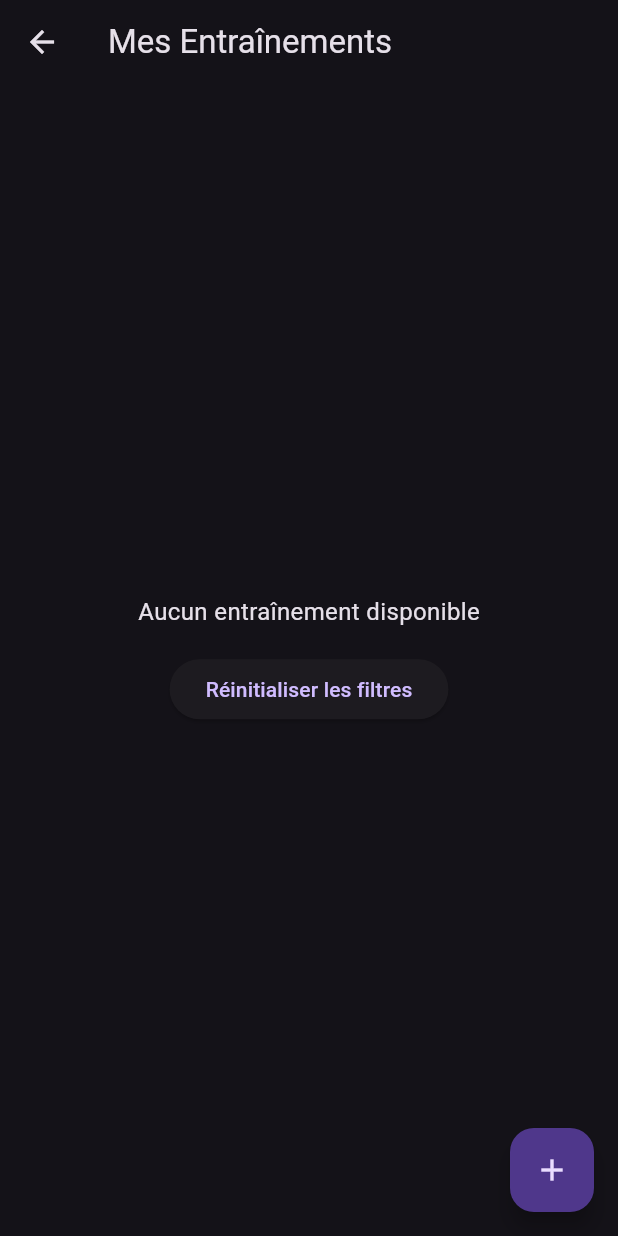
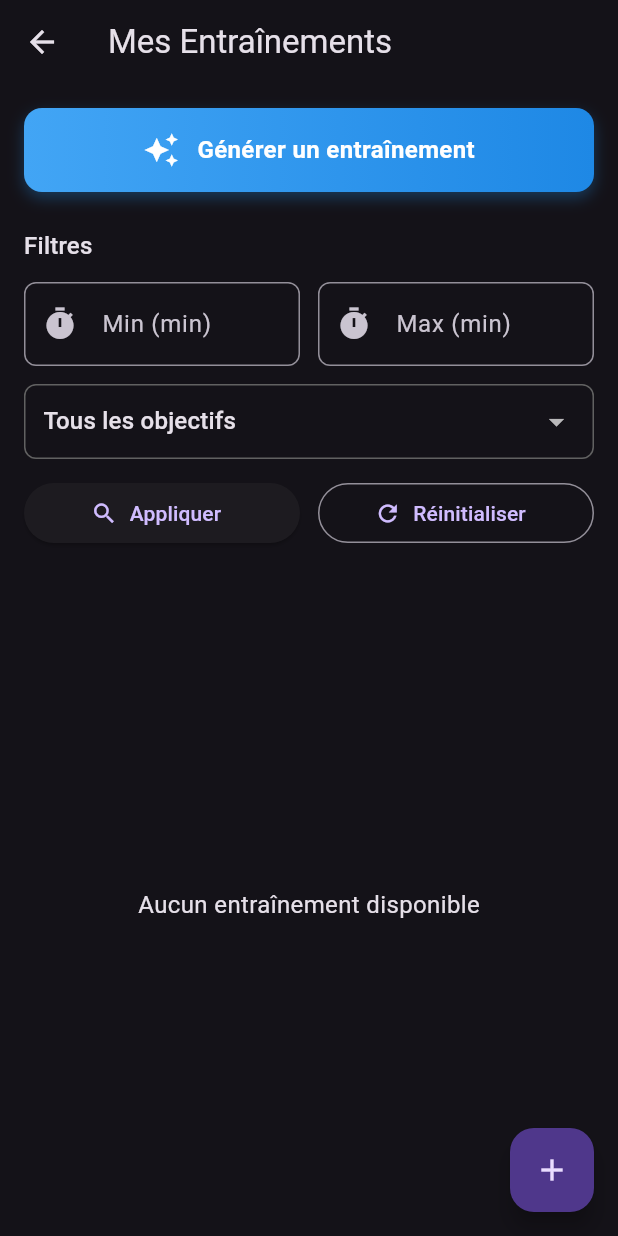
Before and after one commit to Lucas-Mochon/training-app, a Flutter app: the WorkoutPage screen opened directly, on a phone screen of 412 x 824 dp. Run offline on Flutter 3.47's test engine with Material 3 defaults, Android fonts, the phone set to English and light mode, and no system bars; our stand-ins replace flutter_secure_storage; accounts and stored records are empty; network calls fail.

Commit message:
add workout generation in frontend

```diff
--- a/frontend/lib/main.dart
+++ b/frontend/lib/main.dart
@@ -1,6 +1,7 @@
 import 'package:flutter/material.dart';
 import 'package:frontend/app.dart';
 import 'package:frontend/store/auth_store.dart';
+import 'package:frontend/store/muscle_group_store.dart';
 import 'package:frontend/store/page/exercise/exercise_store.dart';
 import 'package:frontend/store/page/training/training_store.dart';
 import 'package:frontend/store/page/user/profil_store.dart';
@@ -34,6 +35,10 @@ void main() {
               Trainingstore(authStore: context.read<AuthStore>()),
         ),
         ChangeNotifierProvider(create: (context) => TextEditingController()),
+        ChangeNotifierProvider(
+          create: (context) =>
+              MuscleGroupStore(authStore: context.read<AuthStore>()),
+        ),
       ],
       child: const MyApp(),
     ),
--- /dev/null
+++ b/frontend/lib/services/workout_builder_service.dart
@@ -0,0 +1,24 @@
+import 'package:frontend/services/base_service.dart';
+import 'package:frontend/store/auth_store.dart';
+
+class WorkoutBuilderService extends BaseService {
+  WorkoutBuilderService({required AuthStore authStore})
+    : super(
+        baseUrl: 'http://localhost:3000/api/workout-builder',
+        authStore: authStore,
+      );
+
+  Future<Map<String, dynamic>> generateWorkout(
+    String userId,
+    int duration,
+    String description,
+    String muscleGroup,
+  ) async {
+    return await post('/generate-workout', {
+      'user_id': userId,
+      'duration': duration,
+      'description': description,
+      'muscle_group': muscleGroup,
+    });
+  }
+}
--- a/frontend/lib/views/workout/index.dart
+++ b/frontend/lib/views/workout/index.dart
@@ -2,6 +2,7 @@ import 'package:flutter/material.dart';
 import 'package:frontend/constants/enum/workout_goal_enum.dart';
 import 'package:frontend/store/page/user/profil_store.dart';
 import 'package:frontend/store/page/workout/workout_store.dart';
+import 'package:frontend/views/generate-workout/index.dart';
 import 'package:frontend/views/workout/create.dart';
 import 'package:frontend/views/workout/detail.dart';
 import 'package:provider/provider.dart';
@@ -27,7 +28,6 @@ class _WorkoutPageState extends State<WorkoutPage> {
     WidgetsBinding.instance.addPostFrameCallback((_) {
       final profileStore = context.read<ProfileStore>();
       final userId = profileStore.user?['id'] as String?;
-
       if (userId != null) {
         _applyFilters();
       }
@@ -44,8 +44,8 @@ class _WorkoutPageState extends State<WorkoutPage> {
   void _applyFilters() {
     final profileStore = context.read<ProfileStore>();
     final userId = profileStore.user?['id'] as String?;
+    if (userId == null) return;
 
-    if (userId != null) {
     final minDuration = _minDurationController.text.isEmpty
         ? null
         : int.tryParse(_minDurationController.text);
@@ -60,7 +60,6 @@ class _WorkoutPageState extends State<WorkoutPage> {
       _selectedGoal,
     );
   }
-  }
 
   void _resetFilters() {
     setState(() {
@@ -71,15 +70,70 @@ class _WorkoutPageState extends State<WorkoutPage> {
     _applyFilters();
   }
 
+  Future<void> _navigateToGenerate() async {
+    final result = await Navigator.push(
+      context,
+      MaterialPageRoute(builder: (_) => const GenerateWorkoutPage()),
+    );
+
+    if (result == true && mounted) {
+      _applyFilters();
+    }
+  }
+
   Widget _buildFloatingActionButton() {
     return FloatingActionButton(
       onPressed: () {
         Navigator.push(
           context,
-          MaterialPageRoute(builder: (context) => const WorkoutCreatePage()),
+          MaterialPageRoute(builder: (_) => const WorkoutCreatePage()),
         );
       },
       child: const Icon(Icons.add),
+    );
+  }
+
+  Widget _buildGenerateButton() {
+    return Container(
+      width: double.infinity,
+      decoration: BoxDecoration(
+        gradient: LinearGradient(
+          colors: [Colors.blue.shade400, Colors.blue.shade600],
+        ),
+        borderRadius: BorderRadius.circular(12),
+        boxShadow: [
+          BoxShadow(
+            color: Colors.blue.withOpacity(0.3),
+            blurRadius: 8,
+            offset: const Offset(0, 4),
+          ),
+        ],
+      ),
+      child: Material(
+        color: Colors.transparent,
+        child: InkWell(
+          onTap: _navigateToGenerate,
+          borderRadius: BorderRadius.circular(12),
+          child: Padding(
+            padding: const EdgeInsets.symmetric(vertical: 16),
+            child: Row(
+              mainAxisAlignment: MainAxisAlignment.center,
+              children: const [
+                Icon(Icons.auto_awesome, color: Colors.white),
+                SizedBox(width: 12),
+                Text(
+                  'Générer un entraînement',
+                  style: TextStyle(
+                    color: Colors.white,
+                    fontWeight: FontWeight.w600,
+                    fontSize: 16,
+                  ),
+                ),
+              ],
+            ),
+          ),
+        ),
+      ),
     );
   }
 
@@ -87,83 +141,21 @@ class _WorkoutPageState extends State<WorkoutPage> {
   Widget build(BuildContext context) {
     return Consumer2<ProfileStore, WorkoutStore>(
       builder: (context, profileStore, workoutStore, _) {
-        final userId = profileStore.user?['id'] as String?;
-
-        if (workoutStore.workouts == null &&
-            !workoutStore.isLoading &&
-            workoutStore.error == null &&
-            userId != null) {
-          _applyFilters();
-        }
-
-        if (workoutStore.isLoading) {
-          return const Scaffold(
-            body: Center(child: CircularProgressIndicator()),
-          );
-        }
-
-        if (workoutStore.error != null) {
-          return Scaffold(
-            body: Center(
-              child: Column(
-                mainAxisAlignment: MainAxisAlignment.center,
-                children: [
-                  const Icon(Icons.error_outline, size: 48, color: Colors.red),
-                  const SizedBox(height: 16),
-                  Text(
-                    'Erreur : ${workoutStore.error}',
-                    style: const TextStyle(fontSize: 16),
-                    textAlign: TextAlign.center,
-                  ),
-                  const SizedBox(height: 16),
-                  ElevatedButton(
-                    onPressed: () => userId != null ? _applyFilters() : null,
-                    child: const Text('Réessayer'),
-                  ),
-                ],
-              ),
-            ),
-          );
-        }
-
         final workouts = workoutStore.workouts ?? [];
-
-        if (workouts.isEmpty) {
-          return Scaffold(
-            appBar: AppBar(
-              title: const Text('Mes Entraînements'),
-              elevation: 0,
-            ),
-            body: Center(
-              child: Column(
-                mainAxisAlignment: MainAxisAlignment.center,
-                children: [
-                  const Text(
-                    'Aucun entraînement disponible',
-                    style: TextStyle(fontSize: 16),
-                  ),
-                  const SizedBox(height: 16),
-                  ElevatedButton(
-                    onPressed: _resetFilters,
-                    child: const Text('Réinitialiser les filtres'),
-                  ),
-                ],
-              ),
-            ),
-            floatingActionButton: _buildFloatingActionButton(),
-          );
-        }
 
         return Scaffold(
           appBar: AppBar(title: const Text('Mes Entraînements'), elevation: 0),
-          body: SafeArea(
-            child: Column(
+          floatingActionButton: _buildFloatingActionButton(),
+          floatingActionButtonLocation: FloatingActionButtonLocation.endFloat,
+          body: Column(
             children: [
               Padding(
                 padding: const EdgeInsets.all(16),
                 child: Column(
                   crossAxisAlignment: CrossAxisAlignment.start,
                   children: [
+                    _buildGenerateButton(),
+                    const SizedBox(height: 24),
                     Text(
                       'Filtres',
                       style: Theme.of(context).textTheme.titleMedium,
@@ -177,10 +169,10 @@ class _WorkoutPageState extends State<WorkoutPage> {
                             keyboardType: TextInputType.number,
                             decoration: InputDecoration(
                               hintText: 'Min (min)',
+                              prefixIcon: const Icon(Icons.timer),
                               border: OutlineInputBorder(
                                 borderRadius: BorderRadius.circular(8),
                               ),
-                                prefixIcon: const Icon(Icons.timer),
                             ),
                           ),
                         ),
@@ -191,10 +183,10 @@ class _WorkoutPageState extends State<WorkoutPage> {
                             keyboardType: TextInputType.number,
                             decoration: InputDecoration(
                               hintText: 'Max (min)',
+                              prefixIcon: const Icon(Icons.timer),
                               border: OutlineInputBorder(
                                 borderRadius: BorderRadius.circular(8),
                               ),
-                                prefixIcon: const Icon(Icons.timer),
                             ),
                           ),
                         ),
@@ -217,16 +209,15 @@ class _WorkoutPageState extends State<WorkoutPage> {
                             value: null,
                             child: Text('Tous les objectifs'),
                           ),
-                            ...Workoutgoal.values.map((goal) {
-                              return DropdownMenuItem(
+                          ...Workoutgoal.values.map(
+                            (goal) => DropdownMenuItem(
                               value: goal,
                               child: Text(goal.name),
-                              );
-                            }),
+                            ),
+                          ),
                         ],
-                          onChanged: (value) {
-                            setState(() => _selectedGoal = value);
-                          },
+                        onChanged: (value) =>
+                            setState(() => _selectedGoal = value),
                       ),
                     ),
                     const SizedBox(height: 12),
@@ -252,11 +243,36 @@ class _WorkoutPageState extends State<WorkoutPage> {
                   ],
                 ),
               ),
+
               Expanded(
-                  child: ListView.separated(
+                child: Builder(
+                  builder: (_) {
+                    if (workoutStore.isLoading) {
+                      return const Center(child: CircularProgressIndicator());
+                    }
+
+                    if (workoutStore.error != null) {
+                      return Center(
+                        child: Text(
+                          'Erreur : ${workoutStore.error}',
+                          textAlign: TextAlign.center,
+                        ),
+                      );
+                    }
+
+                    if (workouts.isEmpty) {
+                      return const Center(
+                        child: Text(
+                          'Aucun entraînement disponible',
+                          style: TextStyle(fontSize: 16),
+                        ),
+                      );
+                    }
+
+                    return ListView.separated(
                       padding: const EdgeInsets.all(16),
                       itemCount: workouts.length,
-                    separatorBuilder: (_, _) => const SizedBox(height: 12),
+                      separatorBuilder: (_, __) => const SizedBox(height: 12),
                       itemBuilder: (context, index) {
                         final workout = workouts[index];
 
@@ -265,7 +281,7 @@ class _WorkoutPageState extends State<WorkoutPage> {
                             Navigator.push(
                               context,
                               MaterialPageRoute(
-                              builder: (context) =>
+                                builder: (_) =>
                                     WorkoutDetailPage(workoutId: workout.id),
                               ),
                             );
@@ -280,15 +296,6 @@ class _WorkoutPageState extends State<WorkoutPage> {
                               child: Column(
                                 crossAxisAlignment: CrossAxisAlignment.start,
                                 children: [
-                                Row(
-                                  mainAxisAlignment:
-                                      MainAxisAlignment.spaceBetween,
-                                  children: [
-                                    Expanded(
-                                      child: Column(
-                                        crossAxisAlignment:
-                                            CrossAxisAlignment.start,
-                                        children: [
                                   Text(
                                     workout.goal.name,
                                     style: const TextStyle(
@@ -299,20 +306,7 @@ class _WorkoutPageState extends State<WorkoutPage> {
                                   const SizedBox(height: 4),
                                   Text(
                                     '${workout.duration} min',
-                                            style: TextStyle(
-                                              fontSize: 14,
-                                              color: Colors.grey[600],
-                                            ),
-                                          ),
-                                        ],
-                                      ),
-                                    ),
-                                    const Icon(
-                                      Icons.arrow_forward_ios,
-                                      size: 16,
-                                      color: Colors.grey,
-                                    ),
-                                  ],
+                                    style: TextStyle(color: Colors.grey[600]),
                                   ),
                                   const SizedBox(height: 12),
                                   Text(
@@ -328,12 +322,12 @@ class _WorkoutPageState extends State<WorkoutPage> {
                           ),
                         );
                       },
+                    );
+                  },
                 ),
               ),
             ],
           ),
-          ),
-          floatingActionButton: _buildFloatingActionButton(),
         );
       },
     );
```
Also changed, not shown: frontend/lib/services/muscle_group_service.dart (added, +14 -0 lines), frontend/lib/store/muscle_group_store.dart (added, +35 -0 lines), frontend/lib/store/page/workout/workout_store.dart (+31 -0 lines), frontend/lib/views/generate-workout/index.dart (added, +269 -0 lines), 1 other file. Lines whose indentation alone changed are shown as unchanged.
